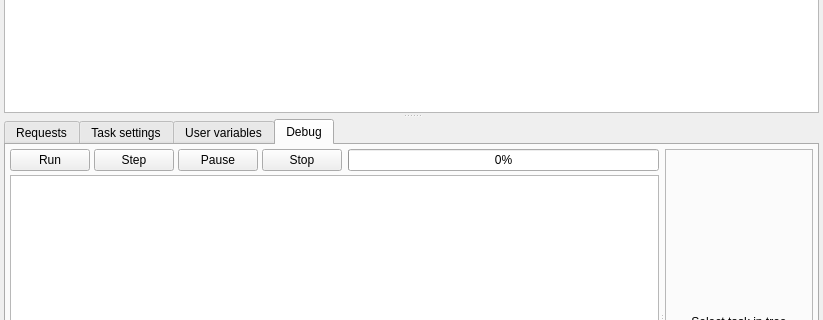
Qt form src/widgets/editform.ui (PostMonster/postmonster) before a commit; both pictures show x 0 to 823 and y 176 to 496 of the 823 by 680 pixel window.
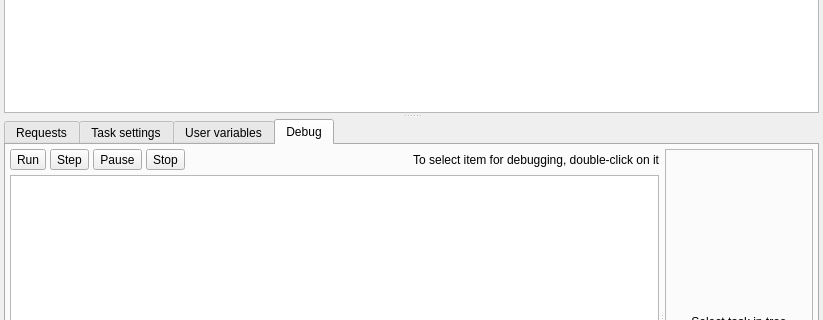
The same form after that commit. The open tabs and pages were chosen to show the change. Icons and pictures are not drawn. Custom widgets are drawn as their Qt base class.

Commit message: Added icons, replaces old PNGs with SVGs, enhanced debug UI

Patch:
```diff
--- a/src/widgets/editform.ui
+++ b/src/widgets/editform.ui
@@ -171,59 +171,161 @@
              <number>4</number>
             </property>
             <item>
-             <layout class="QHBoxLayout" name="horizontalLayout_2">
+             <layout class="QHBoxLayout" name="horizontalLayout_2" stretch="0,0,0,0,0">
               <property name="spacing">
                <number>4</number>
               </property>
               <item>
-               <widget class="QPushButton" name="runButton">
+               <widget class="QToolButton" name="runButton">
                 <property name="text">
                  <string>Run</string>
                 </property>
+                <property name="icon">
+                 <iconset resource="../postmonster.qrc">
+                  <normaloff>:/icons/debug-run</normaloff>:/icons/debug-run</iconset>
+                </property>
+                <property name="toolButtonStyle">
+                 <enum>Qt::ToolButtonTextBesideIcon</enum>
+                </property>
                </widget>
               </item>
               <item>
-               <widget class="QPushButton" name="stepButton">
+               <widget class="QToolButton" name="stepButton">
                 <property name="text">
                  <string>Step</string>
                 </property>
+                <property name="icon">
+                 <iconset resource="../postmonster.qrc">
+                  <normaloff>:/icons/debug-step</normaloff>:/icons/debug-step</iconset>
+                </property>
+                <property name="toolButtonStyle">
+                 <enum>Qt::ToolButtonTextBesideIcon</enum>
+                </property>
                </widget>
               </item>
               <item>
-               <widget class="QPushButton" name="pauseButton">
+               <widget class="QToolButton" name="pauseButton">
                 <property name="text">
                  <string>Pause</string>
                 </property>
+                <property name="icon">
+                 <iconset resource="../postmonster.qrc">
+                  <normaloff>:/icons/debug-pause</normaloff>:/icons/debug-pause</iconset>
+                </property>
+                <property name="toolButtonStyle">
+                 <enum>Qt::ToolButtonTextBesideIcon</enum>
+                </property>
                </widget>
               </item>
               <item>
-               <widget class="QPushButton" name="stopButton">
+               <widget class="QToolButton" name="stopButton">
                 <property name="text">
                  <string>Stop</string>
                 </property>
+                <property name="icon">
+                 <iconset resource="../postmonster.qrc">
+                  <normaloff>:/icons/debug-stop</normaloff>:/icons/debug-stop</iconset>
+                </property>
+                <property name="toolButtonStyle">
+                 <enum>Qt::ToolButtonTextBesideIcon</enum>
+                </property>
                </widget>
               </item>
               <item>
-               <spacer name="horizontalSpacer">
-                <property name="orientation">
-                 <enum>Qt::Horizontal</enum>
+               <widget class="QStackedWidget" name="progressBarContainer">
+                <property name="sizePolicy">
+                 <sizepolicy hsizetype="Expanding" vsizetype="Maximum">
+                  <horstretch>0</horstretch>
+                  <verstretch>0</verstretch>
+                 </sizepolicy>
                 </property>
-                <property name="sizeType">
-                 <enum>QSizePolicy::Fixed</enum>
-                </property>
-                <property name="sizeHint" stdset="0">
-                 <size>
-                  <width>2</width>
-                  <height>20</height>
-                 </size>
-                </property>
-               </spacer>
-              </item>
-              <item>
-               <widget class="QProgressBar" name="taskProgressBar">
-                <property name="value">
+                <property name="currentIndex">
                  <number>0</number>
                 </property>
+                <widget class="QWidget" name="progressBarPage" native="true">
+                 <layout class="QHBoxLayout" name="horizontalLayout_3">
+                  <property name="spacing">
+                   <number>0</number>
+                  </property>
+                  <property name="leftMargin">
+                   <number>2</number>
+                  </property>
+                  <property name="topMargin">
+                   <number>0</number>
+                  </property>
+                  <property name="rightMargin">
+                   <number>0</number>
+                  </property>
+                  <property name="bottomMargin">
+                   <number>0</number>
+                  </property>
+                  <item>
+                   <widget class="QProgressBar" name="taskProgressBar">
+                    <property name="value">
+                     <number>0</number>
+                    </property>
+                   </widget>
+                  </item>
+                 </layout>
+                </widget>
+                <widget class="QWidget" name="noActiveItemPage">
+                 <layout class="QHBoxLayout" name="horizontalLayout_4">
+                  <property name="spacing">
+                   <number>0</number>
+                  </property>
+                  <property name="leftMargin">
+                   <number>2</number>
+                  </property>
+                  <property name="topMargin">
+                   <number>0</number>
+                  </property>
+                  <property name="rightMargin">
+                   <number>0</number>
+                  </property>
+                  <property name="bottomMargin">
+                   <number>0</number>
+                  </property>
+                  <item>
+                   <widget class="QLabel" name="label_3">
+                    <property name="text">
+                     <string>To select item for debugging, double-click on it</string>
+                    </property>
+                    <property name="alignment">
+                     <set>Qt::AlignRight|Qt::AlignTrailing|Qt::AlignVCenter</set>
+                    </property>
+                   </widget>
+                  </item>
+                 </layout>
+                </widget>
+                <widget class="QWidget" name="activeItemPage">
+                 <layout class="QHBoxLayout" name="horizontalLayout_5">
+                  <property name="spacing">
+                   <number>0</number>
+                  </property>
+                  <property name="leftMargin">
+                   <number>2</number>
+                  </property>
+                  <property name="topMargin">
+                   <number>0</number>
+                  </property>
+                  <property name="rightMargin">
+                   <number>0</number>
+                  </property>
+                  <property name="bottomMargin">
+                   <number>0</number>
+                  </property>
+                  <item>
+                   <widget class="QLabel" name="activeItemLabel">
+                    <property name="text">
+                     <string/>
+                    </property>
+                    <property name="alignment">
+                     <set>Qt::AlignRight|Qt::AlignTrailing|Qt::AlignVCenter</set>
+                    </property>
+                   </widget>
+                  </item>
+                 </layout>
+                </widget>
                </widget>
               </item>
              </layout>
```
Left out of the diff: 6 changed lines with no effect on the pictures. The commit also changes 40 other files.
